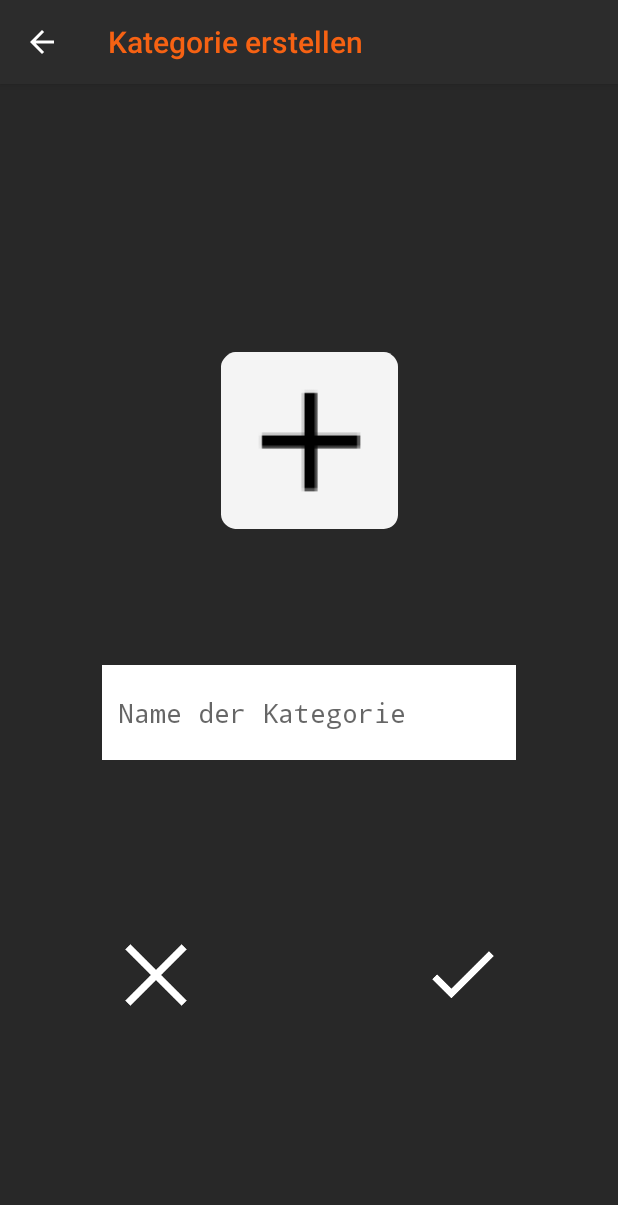
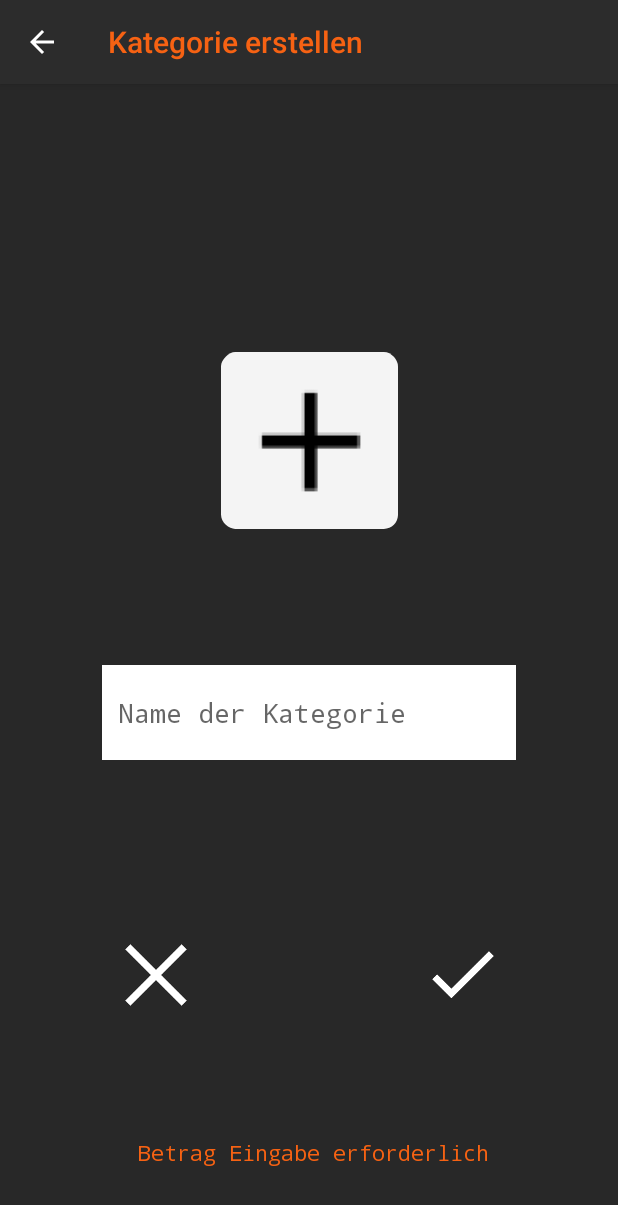
Before and after one commit to mastalier1997/Software-Engineering-PR, an Android app: the create_category_income screen opened directly, with no data from a screen before it, on a phone screen of 412 x 824 dp. Shown: the top 1205 px of the screen. Run offline under Robolectric (Android 15) with nearby library versions, the phone set to English and light mode, and no system bars.

Commit message:
Verschiede Bugfixes siehe GitHub-Issues

```diff
--- a/app/src/main/java/addNew/create_category_income.java
+++ b/app/src/main/java/addNew/create_category_income.java
@@ -7,12 +7,15 @@ import android.net.Uri;
 import android.os.Bundle;
 import android.provider.MediaStore;
 import android.support.v7.app.AppCompatActivity;
+import android.text.Editable;
 import android.text.Html;
+import android.text.TextWatcher;
 import android.view.MenuItem;
 import android.view.View;
 import android.widget.Button;
 import android.widget.EditText;
 import android.widget.ImageButton;
+import android.widget.TextView;
 
 import com.example.finanzmanager.R;
 import com.example.finanzmanager.activity_classes.MainActivity;
@@ -55,9 +58,37 @@ public class create_category_income extends AppCompatActivity {
 
 
         check = (ImageButton) findViewById(R.id.Button_create_category_income);
+        EditText text = findViewById(R.id.textView_newCatName_income);
+        check.setEnabled(false);
+
+        //checkt ob Input im Feld geschehen ist
+        text.addTextChangedListener(new TextWatcher() {
+            @Override
+            public void beforeTextChanged(CharSequence s, int start, int count, int after) {
+
+            }
+
+            @Override
+            public void onTextChanged(CharSequence s, int start, int before, int count) {
+                if (s.toString().equals("")){
+                    check.setEnabled(false);
+                }else {
+                    check.setEnabled(true);
+                }
+            }
+
+            @Override
+            public void afterTextChanged(Editable s) {
+                TextView textView = findViewById(R.id.infoName);
+                textView.setVisibility(View.INVISIBLE);
+            }
+        });
         check.setOnClickListener(new View.OnClickListener() {
             @Override
             public void onClick(View v) {
+                switch (text.getText().toString()){
+                    case "":break;
+                    default:
                         EditText content2 = findViewById(R.id.textView_newCatName_income);
                         name2 = content2.getText().toString();
                         Intent intent= new Intent(create_category_income.this, income_menu.class);
@@ -65,6 +96,8 @@ public class create_category_income extends AppCompatActivity {
                         //ImageButton button = findViewById(R.id.Button_extraCatInc);
                         //button.setVisibility(View.VISIBLE);
                         startActivity(intent);
+                }
+
 
             }
         });
--- a/app/src/main/java/com/example/finanzmanager/activity_classes/MainActivity.java
+++ b/app/src/main/java/com/example/finanzmanager/activity_classes/MainActivity.java
@@ -70,7 +70,7 @@ public class MainActivity extends AppCompatActivity implements NavigationView.On
     public static Integer currentMonth;
 
     //sonstige Variablen
-    int value = 0;
+    double value = 0;
     String description = "";
     String category = "";
     int day, month, year = 0;
@@ -245,7 +245,7 @@ public class MainActivity extends AppCompatActivity implements NavigationView.On
 
             if(bundle.getString("type").equals("income")) { // neue Einnahme
 
-                value = bundle.getInt("value");
+                value = bundle.getDouble("value");
                 description = bundle.getString("description");
                 category = bundle.getString("category");
                 repeat = bundle.getBoolean("repeats");
@@ -270,7 +270,7 @@ public class MainActivity extends AppCompatActivity implements NavigationView.On
                 if (!years.contains(year)) { years.add(year); }
 
             } else if (bundle.getString("type").equals("expense")){ //neue Ausgabe
-                value = bundle.getInt("value");
+                value = bundle.getDouble("value");
                 description = bundle.getString("description");
                 category = bundle.getString("category");
                 repeat = bundle.getBoolean("repeats");
--- a/app/src/main/res/layout/activity_create_category_income.xml
+++ b/app/src/main/res/layout/activity_create_category_income.xml
@@ -6,6 +6,23 @@
     android:layout_height="match_parent"
     android:background="#282828 "
     tools:context="addNew.create_category_income">
+
+    <TextView
+        android:id="@+id/infoName"
+        android:layout_width="wrap_content"
+        android:layout_height="wrap_content"
+        android:layout_marginStart="92dp"
+        android:layout_marginTop="684dp"
+        android:layout_marginEnd="93dp"
+        android:layout_marginBottom="28dp"
+        android:fontFamily="@font/droid"
+        android:text="Betrag Eingabe erforderlich"
+        android:textColor="@color/colorAccent"
+        app:layout_constraintBottom_toBottomOf="parent"
+        app:layout_constraintEnd_toEndOf="parent"
+        app:layout_constraintHorizontal_bias="0.0"
+        app:layout_constraintStart_toStartOf="parent"
+        app:layout_constraintTop_toTopOf="parent" />
 
     <EditText
         android:id="@+id/textView_newCatName_income"
--- a/app/src/main/res/layout/activity_new_expense.xml
+++ b/app/src/main/res/layout/activity_new_expense.xml
@@ -85,8 +85,9 @@
         android:background="#FFFFFF	"
         android:ems="10"
         android:fontFamily="@font/droid"
-        android:inputType="number"
+        android:inputType="numberDecimal"
         android:textColor="#F0000000"
+        android:maxLength="9"
         app:layout_constraintBottom_toTopOf="@+id/Button_cancel_expense"
         app:layout_constraintEnd_toEndOf="parent"
         app:layout_constraintStart_toStartOf="parent"
--- a/app/src/main/res/layout/activity_new_income.xml
+++ b/app/src/main/res/layout/activity_new_income.xml
@@ -54,8 +54,9 @@
         android:background="#FFFFFF	"
         android:ems="10"
         android:fontFamily="@font/droid"
-        android:inputType="number"
+        android:inputType="numberDecimal"
         android:textColor="#F0000000"
+        android:maxLength="9"
         app:layout_constraintBottom_toTopOf="@+id/Button_cancel_income"
         app:layout_constraintEnd_toEndOf="parent"
         app:layout_constraintStart_toStartOf="parent"
```
Also changed, not shown: app/src/main/java/addNew/create_category_expense.java (+37 -6 lines), app/src/main/java/addNew/new_expense.java (+9 -3 lines), app/src/main/java/addNew/new_income.java (+10 -4 lines), app/src/main/res/layout/activity_create_category_expense.xml (+17 -0 lines). Lines whose indentation alone changed are shown as unchanged.
